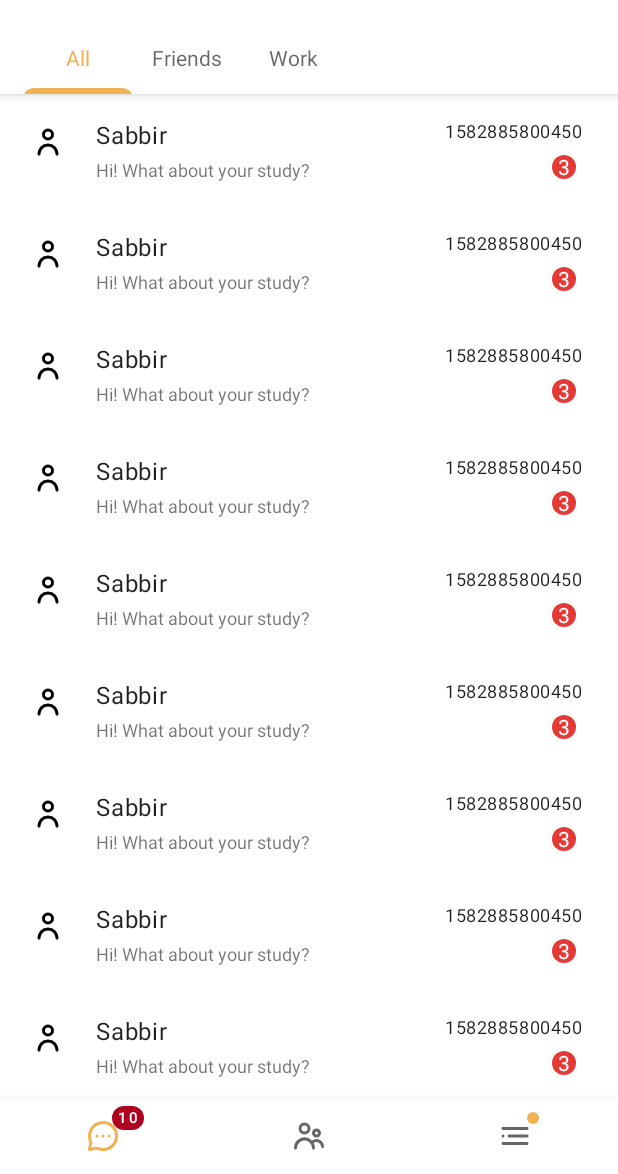
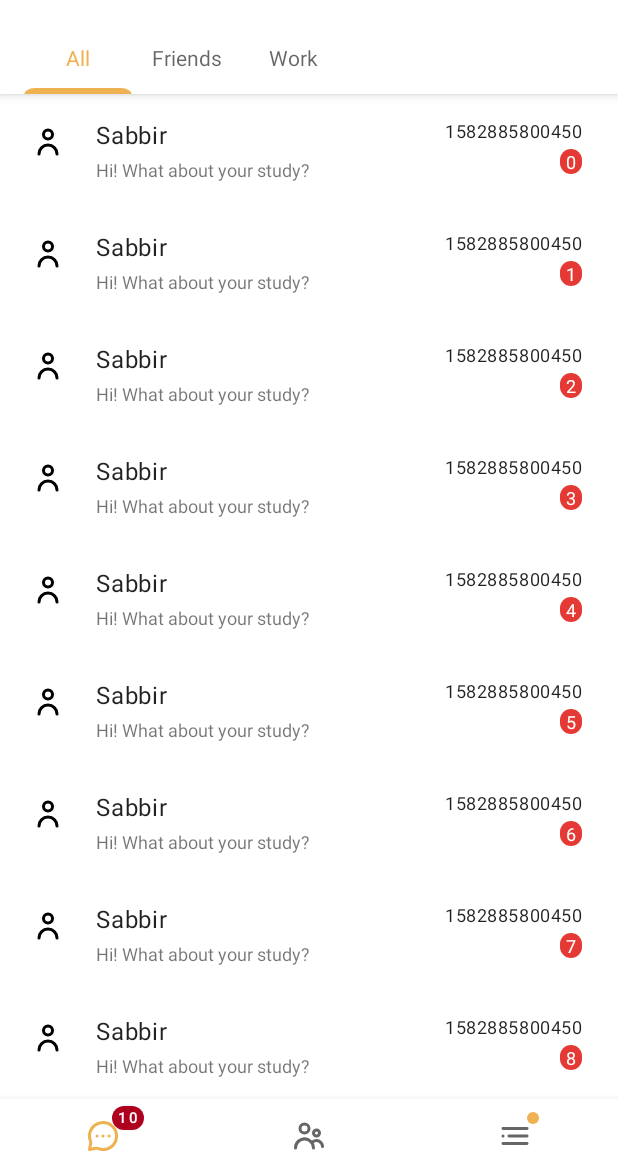
Before and after one commit to qubictech/android_telegram_redesign, an Android app: the screen it shows after launch (MainActivity), on a phone screen of 412 x 824 dp, the part 62-1236 px from its top. Run offline under Robolectric (Android 15) with nearby library versions, the phone set to English and light mode, and no system bars; our stand-ins replace data binding; 4 statements that could not run were skipped.

Commit message:
recyclerview item click event listener

```diff
--- a/app/src/main/java/com/tarms/bd/messagingapp/adapter/ChatListAdapter.kt
+++ b/app/src/main/java/com/tarms/bd/messagingapp/adapter/ChatListAdapter.kt
@@ -1,17 +1,42 @@
 package com.tarms.bd.messagingapp.adapter
 
+import android.content.Context
+import android.content.Intent
 import android.view.LayoutInflater
+import android.view.View
 import android.view.ViewGroup
+import androidx.core.content.ContextCompat.startActivity
 import androidx.recyclerview.widget.RecyclerView
 import com.tarms.bd.messagingapp.data.Chat
 import com.tarms.bd.messagingapp.databinding.ChatListItemBinding
+import com.tarms.bd.messagingapp.main.ChatActivity
+import com.tarms.bd.messagingapp.utils.ChatItemClickEventListener
+import java.util.logging.Logger
 
-class ChatListAdapter(private val chatlist: List<Chat>) : RecyclerView.Adapter<ChatListHolder>() {
+class ChatListAdapter(private val context: Context, private val chatlist: List<Chat>) :
+    RecyclerView.Adapter<ChatListAdapter.ChatListHolder>(), ChatItemClickEventListener {
+
+    inner class ChatListHolder(private val binding: ChatListItemBinding) :
+        RecyclerView.ViewHolder(binding.root) {
+
+        fun chats(chat: Chat) {
+            binding.chat = chat
+        }
+    }
+
+    override fun onItemClick(view: View, chat: Chat) {
+        Logger.getLogger("onItemClick").warning("------------------> Clicked! ${chat.unreadMsgCount}")
+        startActivity(context, Intent(context, ChatActivity::class.java), null)
+    }
+
     override fun onCreateViewHolder(parent: ViewGroup, viewType: Int): ChatListHolder {
 
         val inflater = LayoutInflater.from(parent.context)
         val chatListItemBinding = ChatListItemBinding.inflate(inflater, parent, false)
 
+        chatListItemBinding.apply {
+            this.clickEvent = this@ChatListAdapter
+        }
         return ChatListHolder(chatListItemBinding)
     }
 
--- a/app/src/main/java/com/tarms/bd/messagingapp/adapter/ChatListHolder.kt
+++ /dev/null
@@ -1,11 +0,0 @@
-package com.tarms.bd.messagingapp.adapter
-
-import androidx.recyclerview.widget.RecyclerView
-import com.tarms.bd.messagingapp.data.Chat
-import com.tarms.bd.messagingapp.databinding.ChatListItemBinding
-
-class ChatListHolder(private val binding: ChatListItemBinding) : RecyclerView.ViewHolder(binding.root) {
-    fun chats(chat: Chat) {
-        binding.chat = chat
-    }
-}
--- a/app/src/main/java/com/tarms/bd/messagingapp/fragment/ContactListFragment.kt
+++ b/app/src/main/java/com/tarms/bd/messagingapp/fragment/ContactListFragment.kt
@@ -94,6 +94,8 @@ class ContactListFragment : Fragment() {
     private fun readContactList() {
         contactList.clear()
 
+//      todo: need to intersect between friends and contact list to separate friends and non friends contact list.
+
         val phones = context!!.contentResolver.query(
             ContactsContract.CommonDataKinds.Phone.CONTENT_URI,
             null,
--- a/app/src/main/java/com/tarms/bd/messagingapp/fragment/tabs/ChatTabFragment.kt
+++ b/app/src/main/java/com/tarms/bd/messagingapp/fragment/tabs/ChatTabFragment.kt
@@ -13,6 +13,7 @@ import com.tarms.bd.messagingapp.R
 import com.tarms.bd.messagingapp.adapter.ChatListAdapter
 import com.tarms.bd.messagingapp.data.Chat
 import java.util.*
+import java.util.logging.Logger
 
 class ChatTabFragment : Fragment() {
 
@@ -52,7 +53,7 @@ class ChatTabFragment : Fragment() {
 
     private fun chatList(type: String) {
         chatList.clear()
-        chatListAdapter = ChatListAdapter(chatList)
+        chatListAdapter = context?.let { ChatListAdapter(it,chatList) }!!
 
         recyclerView.apply {
             adapter = chatListAdapter
@@ -67,7 +68,7 @@ class ChatTabFragment : Fragment() {
                     "Sabbir",
                     "Hi! What about your study?",
                     Date().time,
-                    3
+                    i
                 )
             )
         }
--- /dev/null
+++ b/app/src/main/java/com/tarms/bd/messagingapp/utils/ChatItemClickEventListener.kt
@@ -0,0 +1,8 @@
+package com.tarms.bd.messagingapp.utils
+
+import android.view.View
+import com.tarms.bd.messagingapp.data.Chat
+
+interface ChatItemClickEventListener {
+    fun onItemClick(view:View,chat: Chat)
+}
--- /dev/null
+++ b/app/src/main/java/com/tarms/bd/messagingapp/utils/ContactItemClickEventListener.kt
@@ -0,0 +1,8 @@
+package com.tarms.bd.messagingapp.utils
+
+import android.view.View
+import com.tarms.bd.messagingapp.data.Contact
+
+interface ContactItemClickEventListener {
+    fun onItemClick(view: View,contact: Contact)
+}
--- /dev/null
+++ b/app/src/main/res/drawable/ic_text_view_style.xml
@@ -0,0 +1,5 @@
+<?xml version="1.0" encoding="utf-8"?>
+<shape xmlns:android="http://schemas.android.com/apk/res/android">
+    <padding android:top="8dp"
+        android:bottom="8dp"/>
+</shape>
--- /dev/null
+++ b/app/src/main/res/drawable/ic_unread_message_counter_bg.xml
@@ -0,0 +1,8 @@
+<?xml version="1.0" encoding="utf-8"?>
+<shape xmlns:android="http://schemas.android.com/apk/res/android"
+    android:shape="rectangle">
+
+    <solid android:color="#E53935"/>
+    <corners android:radius="24dp"/>
+
+</shape>
--- a/app/src/main/res/layout/chat_list_item.xml
+++ b/app/src/main/res/layout/chat_list_item.xml
@@ -3,10 +3,16 @@
     xmlns:app="http://schemas.android.com/apk/res-auto">
 
     <data>
+
         <import type="android.view.View" />
+
         <variable
             name="chat"
             type="com.tarms.bd.messagingapp.data.Chat" />
+
+        <variable
+            name="click_event"
+            type="com.tarms.bd.messagingapp.utils.ChatItemClickEventListener" />
     </data>
 
     <androidx.cardview.widget.CardView
@@ -15,6 +21,7 @@
         android:clickable="true"
         android:focusable="true"
         android:foreground="?attr/selectableItemBackground"
+        android:onClick="@{(v)->click_event.onItemClick(v,chat)}"
         app:cardCornerRadius="0dp">
 
         <androidx.constraintlayout.widget.ConstraintLayout
@@ -68,10 +75,14 @@
                 android:layout_height="wrap_content"
                 android:layout_marginTop="4dp"
                 android:layout_marginEnd="16dp"
-                android:background="@drawable/ic_black_box_fill"
+                android:background="@drawable/ic_unread_message_counter_bg"
                 android:gravity="center"
+                android:hint="0"
+                android:paddingStart="4dp"
+                android:paddingEnd="4dp"
                 android:text="@{String.valueOf(chat.unreadMsgCount)}"
                 android:textColor="#fff"
+                android:textSize="12sp"
                 app:layout_constraintEnd_toEndOf="parent"
                 app:layout_constraintTop_toBottomOf="@id/timestamp" />
 
--- a/app/src/main/res/layout/contact_mutual_list.xml
+++ b/app/src/main/res/layout/contact_mutual_list.xml
@@ -3,6 +3,10 @@
     xmlns:app="http://schemas.android.com/apk/res-auto">
 
     <data>
+        <import type="android.view.View"/>
+        <variable
+            name="click_event"
+            type="com.tarms.bd.messagingapp.utils.ContactItemClickEventListener" />
         <variable
             name="contact"
             type="com.tarms.bd.messagingapp.data.Contact" />
@@ -13,6 +17,7 @@
         android:layout_height="wrap_content"
         android:clickable="true"
         android:focusable="true"
+        android:onClick="@{(v)->click_event.onItemClick(v,contact)}"
         android:foreground="?attr/selectableItemBackground"
         app:cardCornerRadius="0dp">
 
--- a/app/src/main/res/layout/fragment_contact_list.xml
+++ b/app/src/main/res/layout/fragment_contact_list.xml
@@ -28,6 +28,8 @@
 
         <androidx.recyclerview.widget.RecyclerView
             android:id="@+id/contact_mutual_list"
+            android:paddingBottom="50dp"
+            android:clipToPadding="false"
             tools:listitem="@layout/contact_mutual_list"
             android:overScrollMode="never"
             android:layout_width="match_parent"
--- /dev/null
+++ b/app/src/main/res/menu/chat.xml
@@ -0,0 +1,5 @@
+<?xml version="1.0" encoding="utf-8"?>
+<menu xmlns:android="http://schemas.android.com/apk/res/android">
+
+    <item android:title="Item" />
+</menu>
```
Also changed, not shown: app/src/main/AndroidManifest.xml (+5 -3 lines), app/src/main/java/com/tarms/bd/messagingapp/adapter/ContactHolder.kt (deleted, +0 -12 lines), app/src/main/java/com/tarms/bd/messagingapp/adapter/MutualContactListAdapter.kt (+19 -1 lines), app/src/main/java/com/tarms/bd/messagingapp/main/ChatActivity.kt (added, +19 -0 lines), app/src/main/res/drawable/ic_attach_outline.xml (added, +14 -0 lines), app/src/main/res/drawable/ic_mic_outline.xml (added, +17 -0 lines), app/src/main/res/drawable/ic_send_black_24dp.xml (added, +9 -0 lines), app/src/main/res/layout/activity_chat.xml (added, +81 -0 lines).
